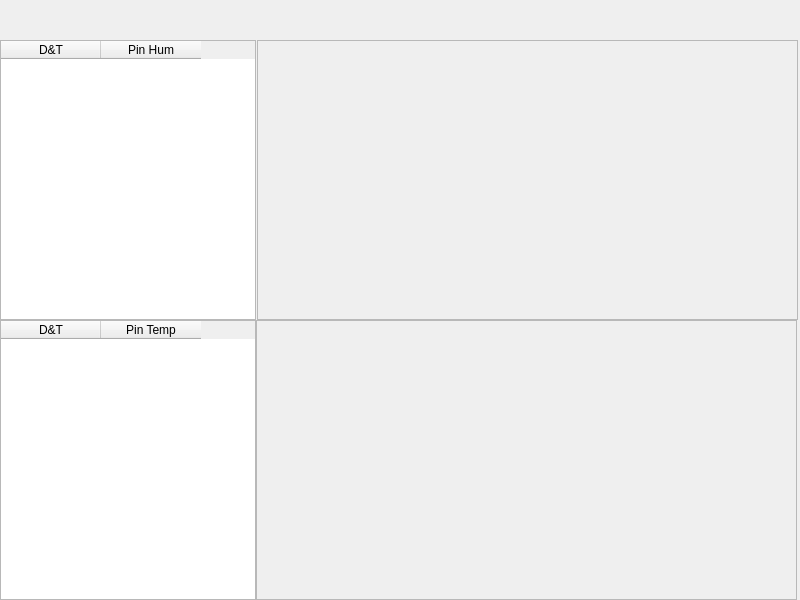
Before: the Qt Designer form Pi-Humidity-Temperature/mainwindow.ui in os-con-io/Qt-Temperature-Humidity-for-Pi, drawn with Qt 5.
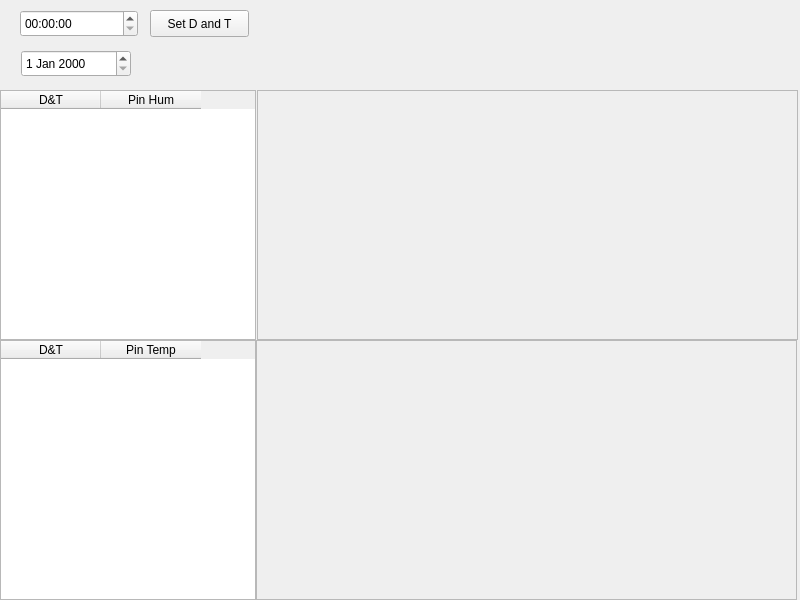
After: the same form once the commit is applied.

Commit message: Set date & time for pi

The edit to the form file:
```diff
--- a/Pi-Humidity-Temperature/mainwindow.ui
+++ b/Pi-Humidity-Temperature/mainwindow.ui
@@ -18,9 +18,9 @@
     <property name="geometry">
      <rect>
       <x>0</x>
-      <y>40</y>
+      <y>90</y>
       <width>256</width>
-      <height>280</height>
+      <height>250</height>
      </rect>
     </property>
     <column>
@@ -38,9 +38,9 @@
     <property name="geometry">
      <rect>
       <x>0</x>
-      <y>320</y>
+      <y>340</y>
       <width>256</width>
-      <height>280</height>
+      <height>260</height>
      </rect>
     </property>
     <column>
@@ -58,9 +58,9 @@
     <property name="geometry">
      <rect>
       <x>257</x>
-      <y>40</y>
+      <y>90</y>
       <width>541</width>
-      <height>280</height>
+      <height>250</height>
      </rect>
     </property>
     <property name="frameShape">
@@ -73,9 +73,9 @@
      <property name="geometry">
       <rect>
        <x>0</x>
-       <y>0</y>
+       <y>20</y>
        <width>540</width>
-       <height>280</height>
+       <height>250</height>
       </rect>
      </property>
     </widget>
@@ -84,9 +84,9 @@
     <property name="geometry">
      <rect>
       <x>256</x>
-      <y>320</y>
+      <y>340</y>
       <width>541</width>
-      <height>280</height>
+      <height>260</height>
      </rect>
     </property>
     <property name="frameShape">
@@ -99,13 +99,46 @@
      <property name="geometry">
       <rect>
        <x>0</x>
-       <y>0</y>
+       <y>20</y>
        <width>540</width>
-       <height>280</height>
+       <height>260</height>
       </rect>
      </property>
     </widget>
    </widget>
+   <widget class="QTimeEdit" name="timeEdit">
+    <property name="geometry">
+     <rect>
+      <x>20</x>
+      <y>10</y>
+      <width>118</width>
+      <height>27</height>
+     </rect>
+    </property>
+   </widget>
+   <widget class="QDateEdit" name="dateEdit">
+    <property name="geometry">
+     <rect>
+      <x>21</x>
+      <y>50</y>
+      <width>110</width>
+      <height>27</height>
+     </rect>
+    </property>
+   </widget>
+   <widget class="QPushButton" name="pushButton">
+    <property name="geometry">
+     <rect>
+      <x>150</x>
+      <y>10</y>
+      <width>99</width>
+      <height>27</height>
+     </rect>
+    </property>
+    <property name="text">
+     <string>Set D and T</string>
+    </property>
+   </widget>
   </widget>
  </widget>
  <layoutdefault spacing="6" margin="11"/>
```
The commit also changes 3 other files.
